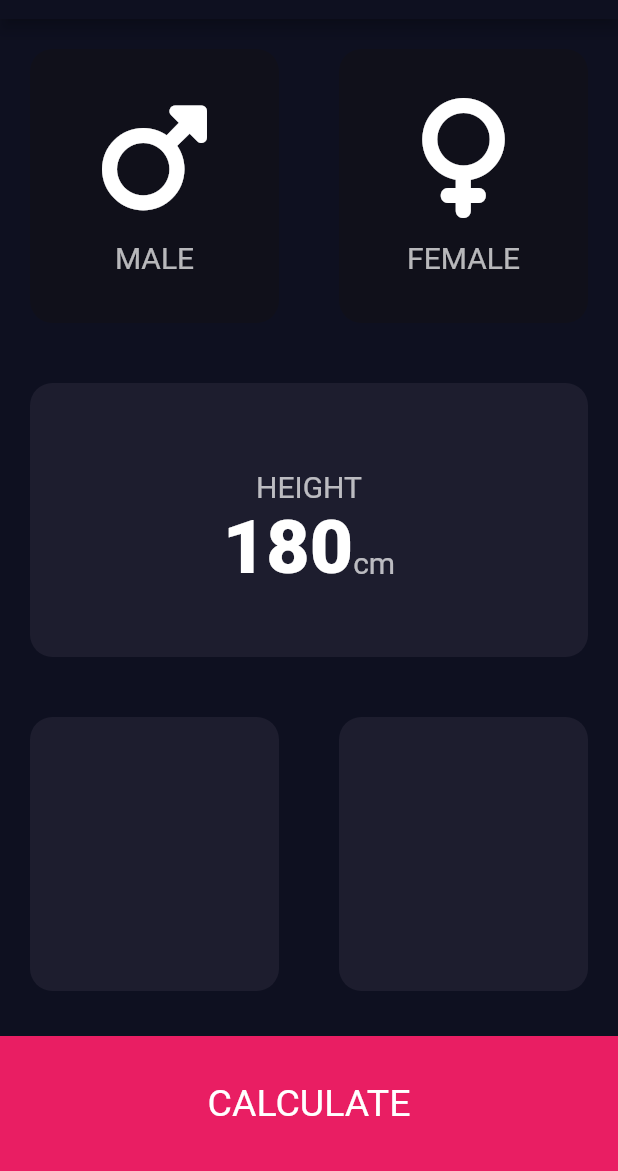
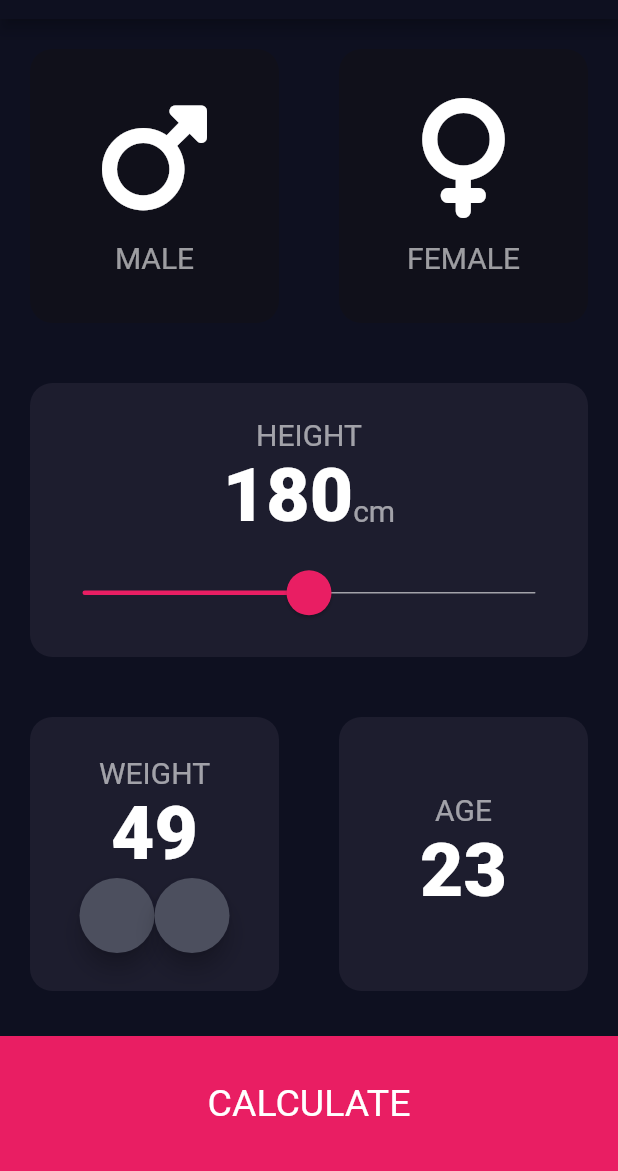
Before and after one commit to aleks007ua/bmi_calculator, a Flutter app: the screen it shows after launch, on a phone screen of 412 x 824 dp, the part 65-1236 px from its top. Run offline on Flutter 3.47's test engine with Material 2 defaults, Android fonts, the phone set to English and light mode, and no system bars; our stand-ins replace font_awesome_flutter.

Commit message:
add RoundIconButton class

```diff
--- a/lib/constains.dart
+++ b/lib/constains.dart
@@ -18,5 +18,8 @@ const numberTextStyle = TextStyle(
 
 const iconTextStyle = TextStyle(
   fontSize: 20,
-  color: Color.fromARGB(179, 255, 255, 255),
+  color: Color.fromARGB(150, 255, 255, 255),
 );
+
+const minSliderValue = 155.0;
+const maxSliderValue = 205.0;
--- a/lib/input_page.dart
+++ b/lib/input_page.dart
@@ -19,11 +19,15 @@ class InputPage extends StatefulWidget {
 }
 
 class _InputPageState extends State<InputPage> {
+  int height = 180;
+  int weight = 49;
+  int age = 23;
 
   void updateColour(Gender selectedGender) {}
 
   @override
   Widget build(BuildContext context) {
+
     return Scaffold(
       appBar: AppBar(
         title: Text('BMI Calculator'),
@@ -34,6 +38,7 @@ class _InputPageState extends State<InputPage> {
           Expanded(
             child: Row(
               children: [
+
                 Expanded(
                   child: GestureDetector(
                     onTap: () {
@@ -55,6 +60,7 @@ class _InputPageState extends State<InputPage> {
                     ),
                   ),
                 ),
+
                 Expanded(
                   child: GestureDetector(
                     onTap: () {
@@ -79,12 +85,14 @@ class _InputPageState extends State<InputPage> {
               ],
             ),
           ),
+
           Expanded(
             child: ReusableCard(
               colorChange: activeCardColour,
               cardChild: Column(
                 mainAxisAlignment: MainAxisAlignment.center,
                 children: [
+                  // ignore: prefer_const_constructors
                   SizedBox(
                     height: 15,
                   ),
@@ -98,18 +106,43 @@ class _InputPageState extends State<InputPage> {
                     textBaseline: TextBaseline.alphabetic,
                     children: [
                       Text(
-                        '180',
+                        height.toString(),
                         style: numberTextStyle,
                       ),
                       Text(
                         'cm',
                         style: iconTextStyle,
-                        ),
+                      ),
                     ],
                   ),
-                ],),
+                  SliderTheme(
+                    data: SliderTheme.of(context).copyWith(
+                      activeTrackColor: bottomContainerColour,
+                      inactiveTrackColor: iconTextStyle.color,
+                      overlayColor: Color.fromARGB(57, 233, 30, 98),
+                      thumbColor: bottomContainerColour,
+                      trackHeight: 1.0,
+                      thumbShape:
+                          RoundSliderThumbShape(enabledThumbRadius: 15.0),
+                      overlayShape:
+                          RoundSliderOverlayShape(overlayRadius: 35.0),
+                    ),
+                    child: Slider(
+                      value: height.toDouble(),
+                      min: minSliderValue,
+                      max: maxSliderValue,
+                      onChanged: (double valueSlider) {
+                        setState(() {
+                          height = valueSlider.round();
+                        });
+                      },
+                    ),
+                  ),
+                ],
+              ),
             ),
           ),
+
           Expanded(
             child: Row(
               children: [
@@ -117,12 +150,22 @@ class _InputPageState extends State<InputPage> {
                   child: ReusableCard(
                     colorChange: activeCardColour,
                     cardChild: Column(
-                      children: const [
-                        SizedBox(
-                          height: 15,
+                      mainAxisAlignment: MainAxisAlignment.center,
+                      children: [
+                        Text(
+                          'WEIGHT',
+                          style: iconTextStyle,
                         ),
                         Text(
-                          '',
+                          weight.toString(),
+                          style: numberTextStyle,
+                        ),
+                        Row(
+                          mainAxisAlignment: MainAxisAlignment.center,
+                          children: [
+                            RoundIconButton(),
+                            RoundIconButton(),
+                          ],
                         ),
                       ],
                     ),
@@ -132,12 +175,15 @@ class _InputPageState extends State<InputPage> {
                   child: ReusableCard(
                     colorChange: activeCardColour,
                     cardChild: Column(
-                      children: const [
-                        SizedBox(
-                          height: 15,
+                      mainAxisAlignment: MainAxisAlignment.center,
+                      children: [
+                        Text(
+                          'AGE',
+                          style: iconTextStyle,
                         ),
                         Text(
-                          '',
+                          age.toString(),
+                          style: numberTextStyle,
                         ),
                       ],
                     ),
@@ -146,6 +192,7 @@ class _InputPageState extends State<InputPage> {
               ],
             ),
           ),
+
           Container(
             color: bottomContainerColour,
             margin: EdgeInsets.only(top: 10.0),
@@ -157,7 +204,6 @@ class _InputPageState extends State<InputPage> {
                 style: TextStyle(
                   fontSize: 25,
                 ),
-
               ),
             ),
           ),
@@ -166,3 +212,19 @@ class _InputPageState extends State<InputPage> {
     );
   }
 }
+
+
+class RoundIconButton extends StatelessWidget {
+  const RoundIconButton({ Key? key }) : super(key: key);
+
+  @override
+  Widget build(BuildContext context) {
+    return RawMaterialButton(
+      shape: CircleBorder(),
+      fillColor: Color(0xFF4C4F5E),
+      onPressed: () {  },
+      elevation: 6,
+      constraints: BoxConstraints.tightFor(height: 50, width: 50),
+    );
+  }
+}
```
